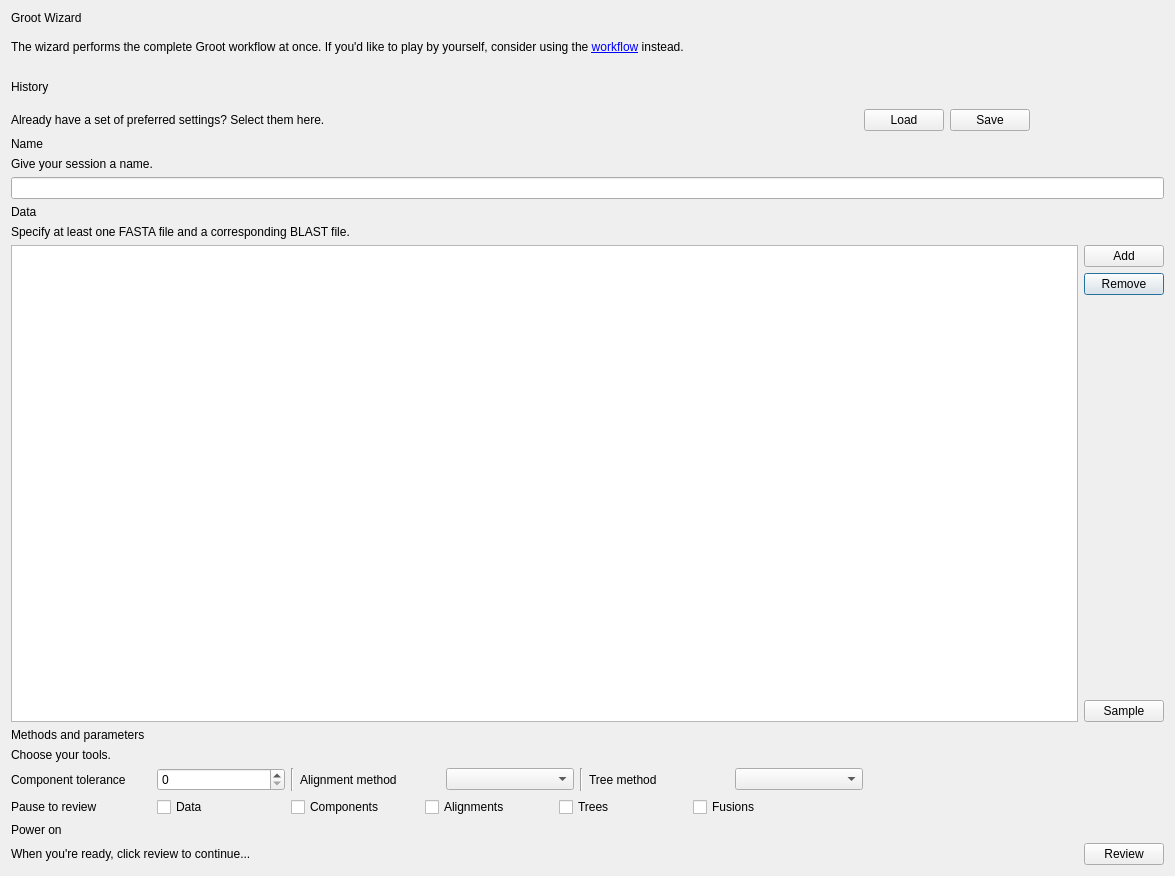
Qt form groot/frontends/gui/forms/designer/frm_wizard_designer.ui (JMcInerneyLab/groot) before a commit.
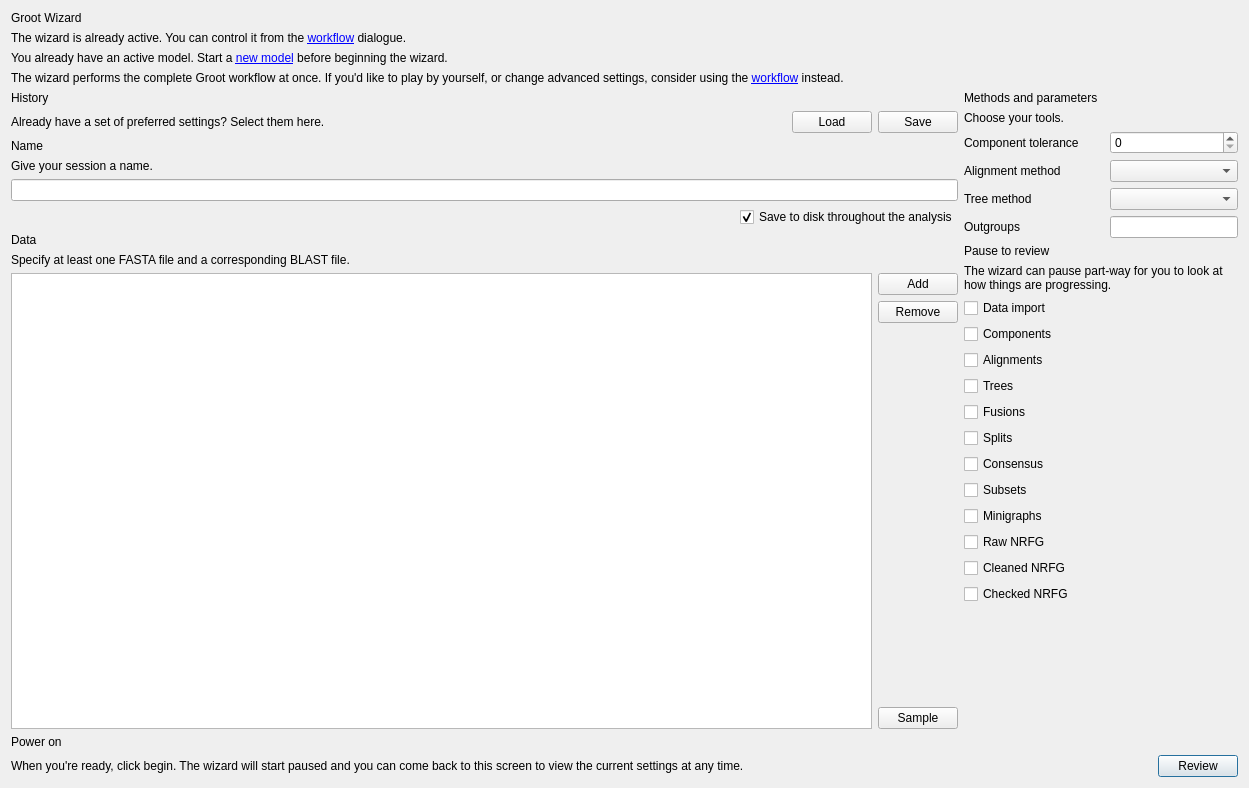
The same form after that commit. Icons and pictures are not drawn.

The edit to the form file:
```diff
--- a/groot/frontends/gui/forms/designer/frm_wizard_designer.ui
+++ b/groot/frontends/gui/forms/designer/frm_wizard_designer.ui
@@ -6,123 +6,476 @@
    <rect>
     <x>0</x>
     <y>0</y>
-    <width>1175</width>
-    <height>876</height>
+    <width>1249</width>
+    <height>788</height>
    </rect>
   </property>
   <property name="windowTitle">
    <string>Dialog</string>
   </property>
+  <property name="styleSheet">
+   <string notr="true">/**
+    PURPOSE:
+        This is the default style-sheet used by all Intermake dialogues.
+        It needs to be processed by intermake_gui.py before it can be used. 
+        It can be retrieved in processed form by the `intermake_gui.default_style_sheet()` function.
+
+    USAGE:    
+        You can replace this stylesheet with your own.
+        If you blank the contents of this stylesheet, the OSs default controls will be used.
+        If you delete this stylesheet, the program will crash.
+        
+    EXTENSIONS:
+        Normally not permitted in Qt, the following values are read through Intermake.
+            * #DEFINE X Y                    - replaces all text `X` with `Y`
+            * #WHEN X Y Z                    - only executes the following lines if the current
+                                               section is any of `X` `Y` or `Z`.
+                                               The section is specified when the user selects a
+                                               stylesheet.
+            * `QApplication.style`           - one of the Qt styles
+            * `QApplication.small_icon_size` - the menu icon size, permitted only if `style` is set
+            * `QMdiArea.background`          - colour of the Mdi area
+
+    DETAILS:
+        Follow standard Qt stylesheet guidelines.
+        
+        The `:root` section defines constants that may be used elsewhere. These constants are
+        substituted during the the processing stage and the `:root` section is removed.
+        
+        Intermake controls may have a string property named &quot;theme&quot; assigned to to certain widgets.
+        This specifies that a unique appearance for the widget is intended:
+        
+        WIDGET        | THEME             | APPEARANCE (GUIDE)            | USAGE (GUIDE)
+        --------------+-------------------+-------------------------------+-------------------------------
+        QLabel        | heading           | border, big, bold             | section titles 
+        QLabel        | subheading        | border, big, bold             | section titles 
+        QTextEdit     | console           | monospaced, black background  | code, console output
+        QPushButton   | completed         |                               |
+        QPushButton   | cancel            | red                           | abort button
+        QFrame        | header            | border                        | section titles
+        QToolButton   | listbutton        | condensed                     | buttons in lists
+        QLabel        | helpbox           | tooltip background            | help labels
+        QLabel        | icon              | background suitable for image | label showing an icon
+        QLabel        | warning           | yellow background, red text   | warning messages     
+        QMdiArea      | empty             | darker                        | when MDI area has no windows
+*/
+
+
+
+QToolButton[style=&quot;listbutton&quot;]
+{
+    background   : #40C0FF;
+    border-style : outset;
+    border-width : 2px;
+    border-color : transparent;
+}
+
+QToolButton[style=&quot;listbutton&quot;]::hover
+{
+    background   : #B0D5E8;
+    border-color : blue;
+}
+
+QToolButton[style=&quot;listbutton&quot;]::pressed
+{
+    background   : #0040C0;
+    border-style : inset;
+}
+
+QLabel[style=&quot;icon&quot;]
+{
+    background    : #EEEEEE;
+    border-radius : 8px;
+}
+
+QFrame[style=&quot;title&quot;]
+{
+    margin-top     : 16px;
+    margin-bottom  : 4px;
+    margin-left    : 0px;
+    margin-right   : 0px;
+    border-radius  : 0px;
+    border-bottom  : 2px solid silver;
+    border-left    : none;
+    border-right   : none;
+    border-top     : none;
+    padding-top    : 2px;
+    padding-bottom : 2px;
+    padding-left   : -4px;
+    padding-right  : 0px;
+    color          : black;
+    font-size      : 18px;
+}
+
+QLabel[style=&quot;title&quot;], QFrame[style=&quot;title&quot;]
+{
+    background    : #EEEEEE;
+    border-radius : 4px;
+    margin        : 2px;
+    padding       : 2px;
+    color         : black;
+    font-size     : 18px;
+}
+
+QLabel[style=&quot;title-embeded&quot;]
+{
+    background : #EEEEEE;
+    color      : black;
+    font-size  : 18px;
+}
+
+
+
+
+QLabel[style=&quot;helpbox&quot;]
+{
+    background    : transparent;
+    color         : steelblue;
+    padding       : 2px;
+    border-radius : 4px;
+}
+
+QLabel[style=&quot;subheading&quot;]
+{
+    font-weight: bold;
+    font-style: italic;
+}
+
+QLabel[style=&quot;heading&quot;], QPushButton[style=&quot;heading&quot;]
+{
+    font-weight: bold;
+    border-bottom  : 1px solid #404040;
+    border-left    : none;
+    border-right   : none;
+    border-top     : none;
+    color: #404040;
+}
+
+
+QTextEdit[style=&quot;console&quot;]
+{
+    font-family: &quot;Consolas&quot;, monospace;
+    background : black;
+    color      : white;
+}
+
+QTextEdit[style=&quot;monospaced&quot;]
+{
+    font-family: &quot;Consolas&quot;, monospace;
+}
+
+QPushButton[style=&quot;completed&quot;]
+{
+    background    : #00C080;
+    border-color  : #00C080; 
+}
+
+QPushButton[style=&quot;cancel&quot;]
+{
+    background    : #C00000;
+    color         : white;
+    padding       : 8px;
+    border-color  : white;
+    border-width  : 1px;
+    border-radius : 8px;
+}
+
+QMdiArea[style=&quot;empty&quot;]
+{
+    background : #7DA3ED;
+}
+
+QLabel[style=&quot;warning&quot;]
+{
+    background       : #FFFFD0;
+    padding          : 8px;
+    border-radius    : 8px;
+    image            : url(&quot;:/warning.svg&quot;);
+    image-position   : left;
+    qproperty-indent : 24;
+}
+
+QToolButton[style=&quot;dropdown&quot;]
+{
+    qproperty-toolButtonStyle : ToolButtonTextBesideIcon;
+    qproperty-icon            : url(:/dropdown.svg);
+}
+
+QToolButton[style=&quot;refresh&quot;]
+{
+    qproperty-toolButtonStyle : ToolButtonTextBesideIcon;
+    qproperty-icon            : url(:/refresh.svg);
+}
+</string>
+  </property>
   <layout class="QGridLayout" name="gridLayout">
-   <item row="2" column="1" rowspan="3">
-    <widget class="QLabel" name="label">
-     <property name="minimumSize">
-      <size>
-       <width>128</width>
-       <height>100</height>
-      </size>
-     </property>
-     <property name="maximumSize">
-      <size>
-       <width>128</width>
-       <height>100</height>
-      </size>
-     </property>
+   <item row="0" column="0" colspan="2">
+    <widget class="QLabel" name="label_9">
      <property name="text">
-      <string/>
-     </property>
-     <property name="pixmap">
-      <pixmap resource="../resources/resources.qrc">:/wizard_logo.jpg</pixmap>
-     </property>
-     <property name="scaledContents">
-      <bool>true</bool>
-     </property>
-    </widget>
-   </item>
-   <item row="6" column="0" colspan="2">
-    <widget class="QLabel" name="label_10">
-     <property name="text">
-      <string>Give your session a name.</string>
+      <string>Groot Wizard</string>
      </property>
      <property name="style" stdset="0">
       <string>helpbox</string>
      </property>
     </widget>
    </item>
-   <item row="7" column="0" colspan="2">
-    <widget class="QLineEdit" name="TXT_FILENAME"/>
+   <item row="16" column="0" colspan="2">
+    <layout class="QHBoxLayout" name="horizontalLayout">
+     <item>
+      <widget class="QLabel" name="label_14">
+       <property name="sizePolicy">
+        <sizepolicy hsizetype="Expanding" vsizetype="Preferred">
+         <horstretch>0</horstretch>
+         <verstretch>0</verstretch>
+        </sizepolicy>
+       </property>
+       <property name="text">
+        <string>When you're ready, click begin. The wizard will start paused and you can come back to this screen to view the current settings at any time.</string>
+       </property>
+       <property name="style" stdset="0">
+        <string>helpbox</string>
+       </property>
+      </widget>
+     </item>
+     <item>
+      <widget class="QPushButton" name="BTN_OK">
+       <property name="text">
+        <string>Review</string>
+       </property>
+      </widget>
+     </item>
+    </layout>
    </item>
-   <item row="5" column="0" colspan="2">
-    <widget class="QLabel" name="label_7">
+   <item row="15" column="0" colspan="2">
+    <widget class="QLabel" name="label_24">
      <property name="text">
-      <string>Name</string>
+      <string>Power on</string>
      </property>
      <property name="style" stdset="0">
       <string>heading</string>
      </property>
     </widget>
    </item>
-   <item row="12" column="0" colspan="2">
-    <widget class="QLabel" name="label_13">
-     <property name="text">
-      <string>Choose your tools.</string>
-     </property>
-     <property name="style" stdset="0">
-      <string>helpbox</string>
-     </property>
-    </widget>
-   </item>
-   <item row="9" column="0" colspan="2">
-    <widget class="QLabel" name="label_11">
-     <property name="text">
-      <string>Specify at least one FASTA file and a corresponding BLAST file.</string>
-     </property>
-     <property name="style" stdset="0">
-      <string>helpbox</string>
-     </property>
-    </widget>
-   </item>
-   <item row="13" column="0" colspan="2">
-    <layout class="QVBoxLayout" name="verticalLayout_2">
+   <item row="4" column="0">
+    <layout class="QVBoxLayout" name="verticalLayout">
      <item>
-      <layout class="QHBoxLayout" name="horizontalLayout_4">
+      <widget class="QLabel" name="label_15">
+       <property name="text">
+        <string>History</string>
+       </property>
+       <property name="style" stdset="0">
+        <string>heading</string>
+       </property>
+      </widget>
+     </item>
+     <item>
+      <layout class="QHBoxLayout" name="horizontalLayout_2">
        <item>
-        <widget class="QLabel" name="label_20">
+        <widget class="QLabel" name="label_12">
          <property name="sizePolicy">
-          <sizepolicy hsizetype="Fixed" vsizetype="Preferred">
+          <sizepolicy hsizetype="MinimumExpanding" vsizetype="Preferred">
            <horstretch>0</horstretch>
            <verstretch>0</verstretch>
           </sizepolicy>
          </property>
-         <property name="minimumSize">
+         <property name="text">
+          <string>Already have a set of preferred settings? Select them here.</string>
+         </property>
+         <property name="style" stdset="0">
+          <string>helpbox</string>
+         </property>
+        </widget>
+       </item>
+       <item>
+        <widget class="QPushButton" name="BTN_RECENT">
+         <property name="text">
+          <string>Load</string>
+         </property>
+         <property name="autoDefault">
+          <bool>false</bool>
+         </property>
+         <property name="style" stdset="0">
+          <string>dropdown</string>
+         </property>
+        </widget>
+       </item>
+       <item>
+        <widget class="QPushButton" name="BTN_SAVE">
+         <property name="text">
+          <string>Save</string>
+         </property>
+         <property name="autoDefault">
+          <bool>false</bool>
+         </property>
+        </widget>
+       </item>
+      </layout>
+     </item>
+     <item>
+      <widget class="QLabel" name="label_7">
+       <property name="text">
+        <string>Name</string>
+       </property>
+       <property name="style" stdset="0">
+        <string>heading</string>
+       </property>
+      </widget>
+     </item>
+     <item>
+      <widget class="QLabel" name="label_10">
+       <property name="text">
+        <string>Give your session a name.</string>
+       </property>
+       <property name="style" stdset="0">
+        <string>helpbox</string>
+       </property>
+      </widget>
+     </item>
+     <item>
+      <widget class="QLineEdit" name="TXT_FILENAME"/>
+     </item>
+     <item>
+      <layout class="QHBoxLayout" name="horizontalLayout_3">
+       <item>
+        <spacer name="horizontalSpacer">
+         <property name="orientation">
+          <enum>Qt::Horizontal</enum>
+         </property>
+         <property name="sizeHint" stdset="0">
           <size>
-           <width>140</width>
-           <height>0</height>
+           <width>40</width>
+           <height>20</height>
           </size>
          </property>
-         <property name="text">
-          <string>Component tolerance</string>
-         </property>
-        </widget>
+        </spacer>
        </item>
        <item>
-        <widget class="QSpinBox" name="SPN_COMPONENT_TOLERANCE">
+        <widget class="QCheckBox" name="CHK_SAVE">
          <property name="minimumSize">
           <size>
            <width>128</width>
            <height>0</height>
           </size>
          </property>
+         <property name="text">
+          <string>Save to disk throughout the analysis</string>
+         </property>
+         <property name="checked">
+          <bool>true</bool>
+         </property>
         </widget>
        </item>
-       <item>
-        <widget class="Line" name="line">
+      </layout>
+     </item>
+     <item>
+      <widget class="QLabel" name="label_8">
+       <property name="text">
+        <string>Data</string>
+       </property>
+       <property name="style" stdset="0">
+        <string>heading</string>
+       </property>
+      </widget>
+     </item>
+     <item>
+      <widget class="QLabel" name="label_11">
+       <property name="text">
+        <string>Specify at least one FASTA file and a corresponding BLAST file.</string>
+       </property>
+       <property name="style" stdset="0">
+        <string>helpbox</string>
+       </property>
+      </widget>
+     </item>
+     <item>
+      <layout class="QGridLayout" name="gridLayout_3">
+       <item row="2" column="1">
+        <spacer name="verticalSpacer">
          <property name="orientation">
           <enum>Qt::Vertical</enum>
          </property>
+         <property name="sizeHint" stdset="0">
+          <size>
+           <width>20</width>
+           <height>40</height>
+          </size>
+         </property>
+        </spacer>
+       </item>
+       <item row="1" column="1">
+        <widget class="QPushButton" name="BTN_REMOVE_FILE">
+         <property name="text">
+          <string>Remove</string>
+         </property>
+         <property name="autoDefault">
+          <bool>false</bool>
+         </property>
         </widget>
        </item>
-       <item>
+       <item row="0" column="1">
+        <widget class="QPushButton" name="BTN_ADD_FILE">
+         <property name="text">
+          <string>Add</string>
+         </property>
+         <property name="autoDefault">
+          <bool>false</bool>
+         </property>
+        </widget>
+       </item>
+       <item row="3" column="1">
+        <widget class="QPushButton" name="BTN_SAMPLES">
+         <property name="text">
+          <string>Sample</string>
+         </property>
+         <property name="autoDefault">
+          <bool>false</bool>
+         </property>
+         <property name="style" stdset="0">
+          <string>dropdown</string>
+         </property>
+        </widget>
+       </item>
+       <item row="0" column="0" rowspan="4">
+        <widget class="QTreeWidget" name="LST_FILES">
+         <attribute name="headerVisible">
+          <bool>false</bool>
+         </attribute>
+         <column>
+          <property name="text">
+           <string notr="true">1</string>
+          </property>
+         </column>
+        </widget>
+       </item>
+      </layout>
+     </item>
+    </layout>
+   </item>
+   <item row="4" column="1">
+    <layout class="QVBoxLayout" name="verticalLayout_3">
+     <item>
+      <widget class="QLabel" name="label_19">
+       <property name="text">
+        <string>Methods and parameters</string>
+       </property>
+       <property name="style" stdset="0">
+        <string>heading</string>
+       </property>
+      </widget>
+     </item>
+     <item>
+      <widget class="QLabel" name="label_13">
+       <property name="text">
+        <string>Choose your tools.</string>
+       </property>
+       <property name="style" stdset="0">
+        <string>helpbox</string>
+       </property>
+      </widget>
+     </item>
+     <item>
+      <layout class="QGridLayout" name="gridLayout_2">
+       <item row="1" column="0">
         <widget class="QLabel" name="label_21">
          <property name="sizePolicy">
           <sizepolicy hsizetype="Fixed" vsizetype="Preferred">
@@ -141,7 +494,17 @@
          </property>
         </widget>
        </item>
-       <item>
+       <item row="0" column="1">
+        <widget class="QSpinBox" name="SPN_COMPONENT_TOLERANCE">
+         <property name="minimumSize">
+          <size>
+           <width>128</width>
+           <height>0</height>
+          </size>
+         </property>
+        </widget>
+       </item>
+       <item row="1" column="1">
         <widget class="QComboBox" name="CMB_ALIGNMENT_METHOD">
          <property name="minimumSize">
           <size>
@@ -151,14 +514,7 @@
          </property>
         </widget>
        </item>
-       <item>
-        <widget class="Line" name="line_2">
-         <property name="orientation">
-          <enum>Qt::Vertical</enum>
-         </property>
-        </widget>
-       </item>
-       <item>
+       <item row="2" column="0">
         <widget class="QLabel" name="label_22">
          <property name="sizePolicy">
           <sizepolicy hsizetype="Fixed" vsizetype="Preferred">
@@ -177,7 +533,7 @@
          </property>
         </widget>
        </item>
-       <item>
+       <item row="2" column="1">
         <widget class="QComboBox" name="CMB_TREE_METHOD">
          <property name="minimumSize">
           <size>
@@ -187,24 +543,26 @@
          </property>
         </widget>
        </item>
-       <item>
-        <spacer name="horizontalSpacer_3">
-         <property name="orientation">
-          <enum>Qt::Horizontal</enum>
+       <item row="0" column="0">
+        <widget class="QLabel" name="label_20">
+         <property name="sizePolicy">
+          <sizepolicy hsizetype="Fixed" vsizetype="Preferred">
+           <horstretch>0</horstretch>
+           <verstretch>0</verstretch>
+          </sizepolicy>
          </property>
-         <property name="sizeHint" stdset="0">
+         <property name="minimumSize">
           <size>
-           <width>40</width>
-           <height>20</height>
+           <width>140</width>
+           <height>0</height>
           </size>
          </property>
-        </spacer>
+         <property name="text">
+          <string>Component tolerance</string>
+         </property>
+        </widget>
        </item>
-      </layout>
-     </item>
-     <item>
-      <layout class="QHBoxLayout" name="horizontalLayout_3">
-       <item>
+       <item row="3" column="0">
         <widget class="QLabel" name="label_23">
          <property name="sizePolicy">
           <sizepolicy hsizetype="Fixed" vsizetype="Preferred">
@@ -219,96 +577,203 @@
           </size>
          </property>
          <property name="text">
-          <string>Pause to review</string>
+          <string>Outgroups</string>
          </property>
         </widget>
        </item>
-       <item>
-        <widget class="QCheckBox" name="CHK_PAUSE_DATA">
-         <property name="minimumSize">
-          <size>
-           <width>128</width>
-           <height>0</height>
-          </size>
+       <item row="3" column="1">
+        <widget class="QLineEdit" name="TXT_OUTGROUPS">
+         <property name="sizePolicy">
+          <sizepolicy hsizetype="Minimum" vsizetype="Fixed">
+           <horstretch>0</horstretch>
+           <verstretch>0</verstretch>
+          </sizepolicy>
          </property>
-         <property name="text">
-          <string>Data</string>
-         </property>
         </widget>
        </item>
-       <item>
-        <widget class="QCheckBox" name="CHK_PAUSE_COMPONENTS">
-         <property name="minimumSize">
-          <size>
-           <width>128</width>
-           <height>0</height>
-          </size>
-         </property>
-         <property name="text">
-          <string>Components</string>
-         </property>
-        </widget>
-       </item>
-       <item>
-        <widget class="QCheckBox" name="CHK_PAUSE_ALIGNMENTS">
-         <property name="minimumSize">
-          <size>
-           <width>128</width>
-           <height>0</height>
-          </size>
-         </property>
-         <property name="text">
-          <string>Alignments</string>
-         </property>
-        </widget>
-       </item>
-       <item>
-        <widget class="QCheckBox" name="CHK_PAUSE_TREES">
-         <property name="minimumSize">
-          <size>
-           <width>128</width>
-           <height>0</height>
-          </size>
-         </property>
-         <property name="text">
-          <string>Trees</string>
-         </property>
-        </widget>
-       </item>
-       <item>
-        <widget class="QCheckBox" name="CHK_PAUSE_FUSIONS">
-         <property name="minimumSize">
-          <size>
-           <width>128</width>
-           <height>0</height>
-          </size>
-         </property>
-         <property name="text">
-          <string>Fusions</string>
-         </property>
-        </widget>
-       </item>
-       <item>
-        <spacer name="horizontalSpacer_4">
-         <property name="orientation">
-          <enum>Qt::Horizontal</enum>
-         </property>
-         <property name="sizeHint" stdset="0">
-          <size>
-           <width>40</width>
-           <height>20</height>
-          </size>
-         </property>
-        </spacer>
-       </item>
       </layout>
      </item>
-    </layout>
-   </item>
-   <item row="10" column="0" colspan="2">
-    <layout class="QGridLayout" name="gridLayout_3">
-     <item row="2" column="1">
-      <spacer name="verticalSpacer">
+     <item>
+      <widget class="QLabel" name="label_25">
+       <property name="text">
+        <string>Pause to review</string>
+       </property>
+       <property name="style" stdset="0">
+        <string>heading</string>
+       </property>
+      </widget>
+     </item>
+     <item>
+      <widget class="QLabel" name="label_16">
+       <property name="text">
+        <string>The wizard can pause part-way for you to look at how things are progressing.</string>
+       </property>
+       <property name="wordWrap">
+        <bool>true</bool>
+       </property>
+       <property name="style" stdset="0">
+        <string>helpbox</string>
+       </property>
+      </widget>
+     </item>
+     <item>
+      <widget class="QCheckBox" name="CHK_PAUSE_DATA">
+       <property name="minimumSize">
+        <size>
+         <width>128</width>
+         <height>0</height>
+        </size>
+       </property>
+       <property name="text">
+        <string>Data import</string>
+       </property>
+      </widget>
+     </item>
+     <item>
+      <widget class="QCheckBox" name="CHK_PAUSE_COMPONENTS">
+       <property name="minimumSize">
+        <size>
+         <width>128</width>
+         <height>0</height>
+        </size>
+       </property>
+       <property name="text">
+        <string>Components</string>
+       </property>
+      </widget>
+     </item>
+     <item>
+      <widget class="QCheckBox" name="CHK_PAUSE_ALIGNMENTS">
+       <property name="minimumSize">
+        <size>
+         <width>128</width>
+         <height>0</height>
+        </size>
+       </property>
+       <property name="text">
+        <string>Alignments</string>
+       </property>
+      </widget>
+     </item>
+     <item>
+      <widget class="QCheckBox" name="CHK_PAUSE_TREES">
+       <property name="minimumSize">
+        <size>
+         <width>128</width>
+         <height>0</height>
+        </size>
+       </property>
+       <property name="text">
+        <string>Trees</string>
+       </property>
+      </widget>
+     </item>
+     <item>
+      <widget class="QCheckBox" name="CHK_PAUSE_FUSIONS">
+       <property name="minimumSize">
+        <size>
+         <width>128</width>
+         <height>0</height>
+        </size>
+       </property>
+       <property name="text">
+        <string>Fusions</string>
+       </property>
+      </widget>
+     </item>
+     <item>
+      <widget class="QCheckBox" name="CHK_PAUSE_SPLITS">
+       <property name="minimumSize">
+        <size>
+         <width>128</width>
+         <height>0</height>
+        </size>
+       </property>
+       <property name="text">
+        <string>Splits</string>
+       </property>
+      </widget>
+     </item>
+     <item>
+      <widget class="QCheckBox" name="CHK_PAUSE_CONSENSUS">
+       <property name="minimumSize">
+        <size>
+         <width>128</width>
+         <height>0</height>
+        </size>
+       </property>
+       <property name="text">
+        <string>Consensus</string>
+       </property>
+      </widget>
+     </item>
+     <item>
+      <widget class="QCheckBox" name="CHK_PAUSE_SUBSETS">
+       <property name="minimumSize">
+        <size>
+         <width>128</width>
+         <height>0</height>
+        </size>
+       </property>
+       <property name="text">
+        <string>Subsets</string>
+       </property>
+      </widget>
+     </item>
+     <item>
+      <widget class="QCheckBox" name="CHK_PAUSE_MINIGRAPHS">
+       <property name="minimumSize">
+        <size>
+         <width>128</width>
+         <height>0</height>
+        </size>
+       </property>
+       <property name="text">
+        <string>Minigraphs</string>
+       </property>
+      </widget>
+     </item>
+     <item>
+      <widget class="QCheckBox" name="CHK_PAUSE_RAW_NRFG">
+       <property name="minimumSize">
+        <size>
+         <width>128</width>
+         <height>0</height>
+        </size>
+       </property>
+       <property name="text">
+        <string>Raw NRFG</string>
+       </property>
+      </widget>
+     </item>
+     <item>
+      <widget class="QCheckBox" name="CHK_PAUSE_CLEANED_NRFG">
+       <property name="minimumSize">
+        <size>
+         <width>128</width>
+         <height>0</height>
+        </size>
+       </property>
+       <property name="text">
+        <string>Cleaned NRFG</string>
+       </property>
+      </widget>
+     </item>
+     <item>
+      <widget class="QCheckBox" name="CHK_PAUSE_CHECKED_NRFG">
+       <property name="minimumSize">
+        <size>
+         <width>128</width>
+         <height>0</height>
+        </size>
+       </property>
+       <property name="text">
+        <string>Checked NRFG</string>
+       </property>
+      </widget>
+     </item>
+     <item>
+      <spacer name="verticalSpacer_2">
        <property name="orientation">
         <enum>Qt::Vertical</enum>
        </property>
@@ -320,168 +785,38 @@
        </property>
       </spacer>
      </item>
-     <item row="1" column="1">
-      <widget class="QPushButton" name="BTN_REMOVE_FILE">
-       <property name="text">
-        <string>Remove</string>
-       </property>
-      </widget>
-     </item>
-     <item row="0" column="1">
-      <widget class="QPushButton" name="BTN_ADD_FILE">
-       <property name="text">
-        <string>Add</string>
-       </property>
-      </widget>
-     </item>
-     <item row="3" column="1">
-      <widget class="QPushButton" name="BTN_SAMPLES">
-       <property name="text">
-        <string>Sample</string>
-       </property>
-       <property name="style" stdset="0">
-        <string>dropdown</string>
-       </property>
-      </widget>
-     </item>
-     <item row="0" column="0" rowspan="4">
-      <widget class="QTreeWidget" name="LST_FILES">
-       <attribute name="headerVisible">
-        <bool>false</bool>
-       </attribute>
-       <column>
-        <property name="text">
-         <string notr="true">1</string>
-        </property>
-       </column>
-      </widget>
-     </item>
     </layout>
    </item>
-   <item row="15" column="0" colspan="2">
-    <layout class="QHBoxLayout" name="horizontalLayout">
-     <item>
-      <widget class="QLabel" name="label_14">
-       <property name="sizePolicy">
-        <sizepolicy hsizetype="Expanding" vsizetype="Preferred">
-         <horstretch>0</horstretch>
-         <verstretch>0</verstretch>
-        </sizepolicy>
-       </property>
-       <property name="text">
-        <string>When you're ready, click review to continue...</string>
-       </property>
-       <property name="style" stdset="0">
-        <string>helpbox</string>
-       </property>
-      </widget>
-     </item>
-     <item>
-      <widget class="QPushButton" name="BTN_OK">
-       <property name="text">
-        <string>Review</string>
-       </property>
-      </widget>
-     </item>
-    </layout>
-   </item>
-   <item row="2" column="0">
+   <item row="3" column="0" colspan="2">
     <widget class="QLabel" name="LBL_HELP_TITLE">
      <property name="text">
-      <string>The wizard performs the complete Groot workflow at once. If you'd like to play by yourself, consider using the &lt;a href=&quot;action:show_workflow&quot;&gt;workflow&lt;/a&gt; instead.</string>
+      <string>The wizard performs the complete Groot workflow at once. If you'd like to play by yourself, or change advanced settings, consider using the &lt;a href=&quot;action:view_workflow&quot;&gt;workflow&lt;/a&gt; instead.</string>
      </property>
      <property name="style" stdset="0">
       <string>helpbox</string>
      </property>
     </widget>
    </item>
-   <item row="8" column="0" colspan="2">
-    <widget class="QLabel" name="label_8">
+   <item row="1" column="0" colspan="2">
+    <widget class="QLabel" name="LBL_WRN_ACTIVE">
      <property name="text">
-      <string>Data</string>
+      <string>The wizard is already active. You can control it from the &lt;a href=&quot;action:view_workflow&quot;&gt;workflow&lt;/a&gt; dialogue.</string>
      </property>
      <property name="style" stdset="0">
       <string>heading</string>
      </property>
     </widget>
    </item>
-   <item row="3" column="0">
-    <widget class="QLabel" name="label_15">
+   <item row="2" column="0" colspan="2">
+    <widget class="QLabel" name="LBL_WRN_MODEL">
      <property name="text">
-      <string>History</string>
+      <string>You already have an active model. Start a &lt;a href=&quot;action:new_model&quot;&gt;new model&lt;/a&gt; before beginning the wizard.</string>
      </property>
      <property name="style" stdset="0">
       <string>heading</string>
      </property>
     </widget>
    </item>
-   <item row="14" column="0" colspan="2">
-    <widget class="QLabel" name="label_24">
-     <property name="text">
-      <string>Power on</string>
-     </property>
-     <property name="style" stdset="0">
-      <string>heading</string>
-     </property>
-    </widget>
-   </item>
-   <item row="0" column="0" colspan="2">
-    <widget class="QLabel" name="label_9">
-     <property name="text">
-      <string>Groot Wizard</string>
-     </property>
-     <property name="style" stdset="0">
-      <string>title</string>
-     </property>
-    </widget>
-   </item>
-   <item row="11" column="0" colspan="2">
-    <widget class="QLabel" name="label_19">
-     <property name="text">
-      <string>Methods and parameters</string>
-     </property>
-     <property name="style" stdset="0">
-      <string>heading</string>
-     </property>
-    </widget>
-   </item>
-   <item row="4" column="0">
-    <layout class="QHBoxLayout" name="horizontalLayout_2">
-     <item>
-      <widget class="QLabel" name="label_12">
-       <property name="sizePolicy">
-        <sizepolicy hsizetype="MinimumExpanding" vsizetype="Preferred">
-         <horstretch>0</horstretch>
-         <verstretch>0</verstretch>
-        </sizepolicy>
-       </property>
-       <property name="text">
-        <string>Already have a set of preferred settings? Select them here.</string>
-       </property>
-       <property name="style" stdset="0">
-        <string>helpbox</string>
-       </property>
-      </widget>
-     </item>
-     <item>
-      <widget class="QPushButton" name="BTN_RECENT">
-       <property name="text">
-        <string>Load</string>
-       </property>
-       <property name="style" stdset="0">
-        <string>dropdown</string>
-       </property>
-      </widget>
-     </item>
-     <item>
-      <widget class="QPushButton" name="BTN_SAVE">
-       <property name="text">
-        <string>Save</string>
-       </property>
-      </widget>
-     </item>
-    </layout>
-   </item>
   </layout>
  </widget>
  <resources>
```
Left out of the diff: 6 changed lines with no effect on the pictures.
